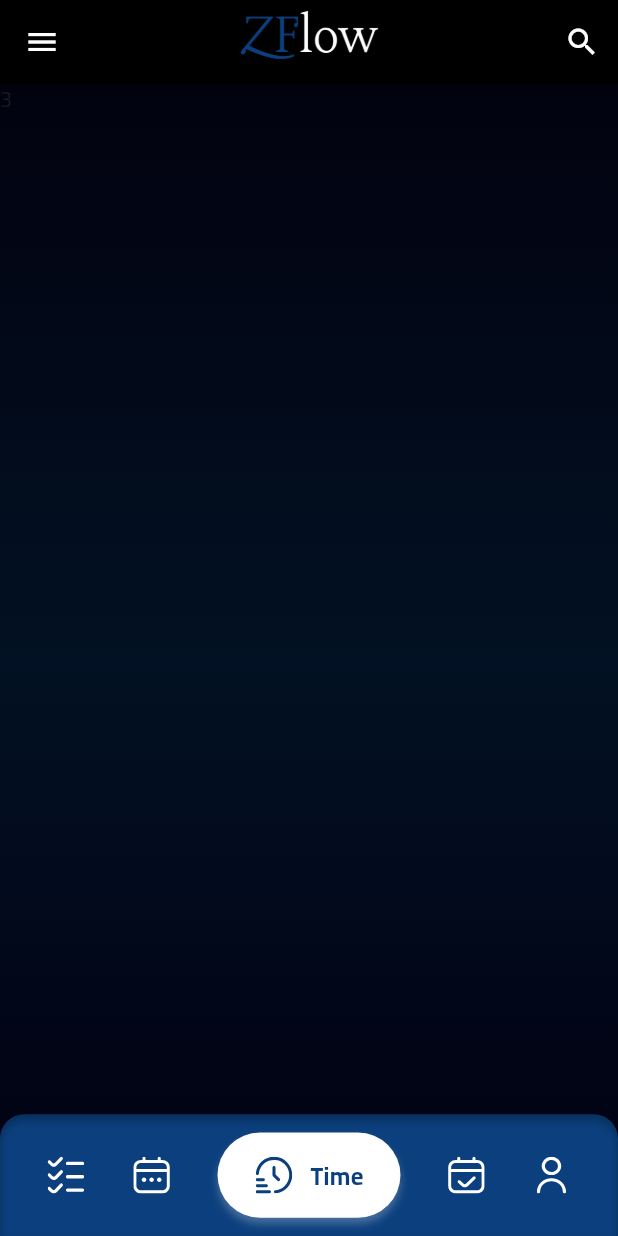
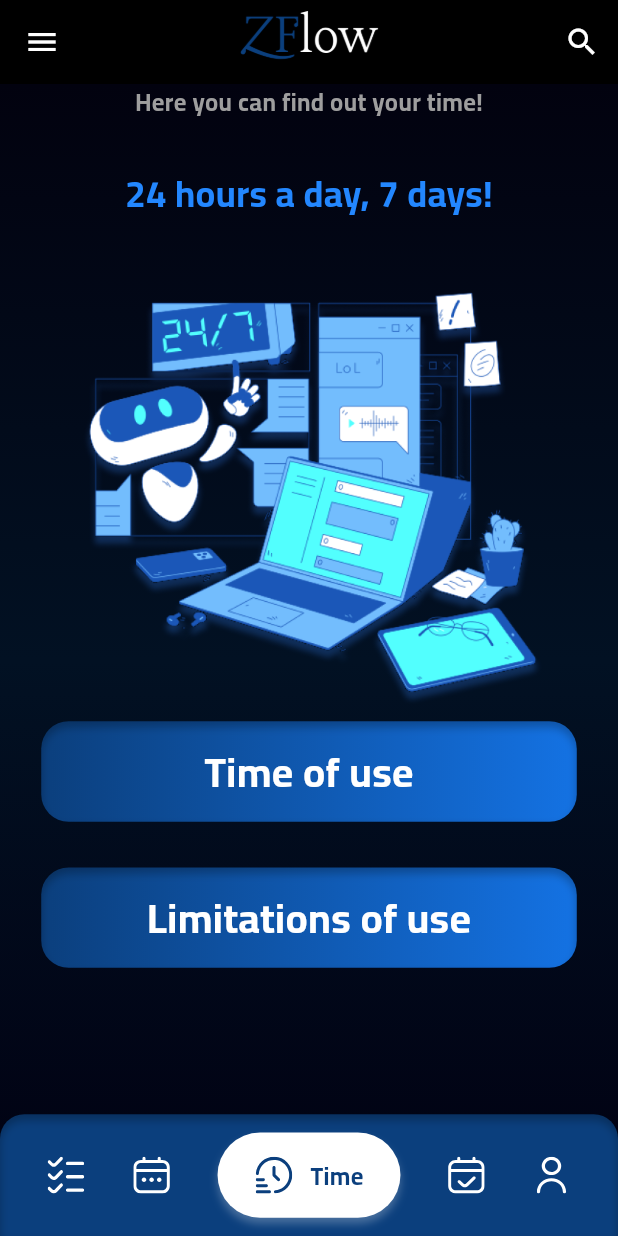
Before and after one commit to EslamElnady0/z_flow_new, a Flutter app: the screen it shows after launch, item 3 of the bottom bar chosen, on a phone screen of 412 x 824 dp. Run offline on Flutter 3.47's test engine with Material 3 defaults, Android fonts, the light colour scheme and no system bars; our stand-ins replace bloc, flutter_bloc, flutter_screenutil, flutter_svg, smooth_page_indicator, table_calendar.

Commit message:
time management body done

```diff
--- a/lib/core/constants/app_texts.dart
+++ b/lib/core/constants/app_texts.dart
@@ -12,4 +12,11 @@ class AppTexts {
   static const String gregorianCalendar = "Gregorian calendar!";
   static const String yourTasksForThatDay = "Your tasks for that day";
   static const String addNewTask = "Add a new task !";
+  static const String hereYouCanFindOutYourTime =
+      "Here you can find out your time!";
+  static const String twentyFourHoursADay7Days = "24 hours a day, 7 days!";
+  static const String yourContinuedUse = "Your continued use.";
+  static const String toSetUsageLimitsForEach = "To set usage limits for each!";
+  static const String timeOfUse = "Time of use";
+  static const String limitationsOfUse = "Limitations of use";
 }
--- a/lib/core/constants/assets.dart
+++ b/lib/core/constants/assets.dart
@@ -1,4 +1,5 @@
 class Assets {
+  ///////////////         images          ///////////////////////
   static const String logo = "assets/images/ZF.png";
   static const String logoAppBar = "assets/images/ZF_AppBar.png";
   static const String logoFullWord = "assets/images/ZFlow.png";
@@ -6,6 +7,9 @@ class Assets {
   static const String secondOnBoarding = "assets/images/secondOnBoarding.png";
   static const String thirdOnBoarding = "assets/images/thirdOnBoarding.png";
   static const String calenderImage = "assets/images/calender_image.png";
+  static const String twentyForSevenBot = "assets/images/twentyForSevenBot.png";
+  static const String continuedUse = "assets/images/continuedUse.png";
+  static const String twentyFourSeven = "assets/images/twentyFourSeven.png";
 
   ////////////////        svgs              ///////////////////////
   static const String tasksIcon = "assets/images/svgs/tasks.svg";
--- a/lib/core/constants/colors.dart
+++ b/lib/core/constants/colors.dart
@@ -2,6 +2,7 @@ import 'package:flutter/material.dart';
 
 class ColorManager {
   static const Color primaryColor = Color(0xff0B3F7D);
+  static const Color primaryColorAccent = Color(0xff2387FF);
 
   static const List<Color> backgroundGradientColors = [
     Color(0xff02020F),
--- a/lib/core/styles/styles.dart
+++ b/lib/core/styles/styles.dart
@@ -12,6 +12,11 @@ class Styles {
     fontSize: 24.sp,
     fontWeight: FontWeight.w600,
     color: Colors.black,
+  );
+  static TextStyle style27W600 = TextStyle(
+    fontSize: 27.sp,
+    fontWeight: FontWeight.w600,
+    color: Colors.white,
   );
   static TextStyle style20W700white = TextStyle(
       fontSize: 20.sp, fontWeight: FontWeight.w600, color: Colors.white);
--- a/lib/core/widgets/custom_button.dart
+++ b/lib/core/widgets/custom_button.dart
@@ -11,6 +11,7 @@ class CustomButton extends StatelessWidget {
   final Color? color;
   final TextStyle? style;
   final double? raduis;
+  final double? height;
   final List<BoxShadow>? boxShadow;
   final Border? border;
   final EdgeInsetsGeometry? margin;
@@ -27,6 +28,7 @@ class CustomButton extends StatelessWidget {
     this.boxShadow,
     this.margin,
     this.gradient,
+    this.height,
   });
 
   @override
@@ -43,7 +45,7 @@ class CustomButton extends StatelessWidget {
         child: Container(
           width: double.infinity,
           margin: margin,
-          height: 55.h,
+          height: height ?? 55.h,
           decoration: BoxDecoration(
               gradient: gradient,
               color: color ?? ColorManager.primaryColor,
--- a/lib/features/home/presentation/views/widgets/home_view_body.dart
+++ b/lib/features/home/presentation/views/widgets/home_view_body.dart
@@ -2,6 +2,7 @@ import 'package:flutter/material.dart';
 import 'package:flutter_bloc/flutter_bloc.dart';
 import 'package:z_flow/features/home/presentation/ui%20cubits/cubit/bottom_nav_bar_cubit.dart';
 import 'package:z_flow/features/home/presentation/views/widgets/calender_body.dart';
+import 'package:z_flow/features/home/presentation/views/widgets/time_management_body.dart';
 import 'tasks_body.dart';
 
 class HomeViewBody extends StatelessWidget {
@@ -17,7 +18,7 @@ class HomeViewBody extends StatelessWidget {
           case 1:
             return const CalenderBody();
           case 2:
-            return const Text("3");
+            return const TimeManagementBody();
           case 3:
             return const Text("4");
           case 4:
--- /dev/null
+++ b/lib/features/home/presentation/views/widgets/image_switcher.dart
@@ -0,0 +1,56 @@
+import 'dart:async';
+
+import 'package:flutter/material.dart';
+import 'package:flutter_screenutil/flutter_screenutil.dart';
+import 'package:z_flow/core/constants/assets.dart';
+
+class ImageSwitcher extends StatefulWidget {
+  const ImageSwitcher({super.key});
+
+  @override
+  State<ImageSwitcher> createState() => _ImageSwitcherState();
+}
+
+class _ImageSwitcherState extends State<ImageSwitcher> {
+  List<String> switchingImages = [
+    Assets.twentyForSevenBot,
+    Assets.continuedUse,
+    Assets.twentyFourSeven
+  ];
+  int _currentIndex = 0;
+  late Timer _timer;
+  @override
+  void initState() {
+    super.initState();
+    _timer = Timer.periodic(const Duration(seconds: 2), (timer) {
+      setState(() {
+        _currentIndex = (_currentIndex + 1) % switchingImages.length;
+      });
+    });
+  }
+
+  @override
+  void dispose() {
+    _timer.cancel();
+    super.dispose();
+  }
+
+  @override
+  Widget build(BuildContext context) {
+    return AnimatedSwitcher(
+      duration: const Duration(milliseconds: 300),
+      transitionBuilder: (Widget child, Animation<double> animation) {
+        return FadeTransition(
+          opacity: animation,
+          child: child,
+        );
+      },
+      child: Image.asset(
+        switchingImages[_currentIndex],
+        height: 296.h,
+        key: ValueKey<int>(_currentIndex),
+        fit: BoxFit.cover,
+      ),
+    );
+  }
+}
--- /dev/null
+++ b/lib/features/home/presentation/views/widgets/text_switcher.dart
@@ -0,0 +1,73 @@
+import 'dart:async';
+
+import 'package:flutter/material.dart';
+import 'package:flutter_screenutil/flutter_screenutil.dart';
+import 'package:z_flow/core/constants/app_texts.dart';
+import 'package:z_flow/core/constants/colors.dart';
+import 'package:z_flow/core/styles/styles.dart';
+
+class TextSwitcher extends StatefulWidget {
+  const TextSwitcher({super.key});
+
+  @override
+  State<TextSwitcher> createState() => _TextSwitcherState();
+}
+
+class _TextSwitcherState extends State<TextSwitcher> {
+  List<String> switchingTexts = [
+    AppTexts.twentyFourHoursADay7Days,
+    AppTexts.yourContinuedUse,
+    AppTexts.toSetUsageLimitsForEach
+  ];
+  int _currentIndex = 0;
+  late PageController _pageController;
+  late Timer _timer;
+
+  @override
+  void initState() {
+    super.initState();
+    _pageController = PageController(initialPage: _currentIndex);
+    _timer = Timer.periodic(const Duration(seconds: 2), (timer) {
+      setState(() {
+        if (_currentIndex == switchingTexts.length - 1) {
+          _currentIndex = 0;
+          _pageController.animateToPage(_currentIndex,
+              duration: const Duration(milliseconds: 300),
+              curve: Curves.easeIn);
+        } else {
+          _currentIndex += 1;
+          _pageController.nextPage(
+              duration: const Duration(milliseconds: 300),
+              curve: Curves.easeIn);
+        }
+      });
+    });
+  }
+
+  @override
+  void dispose() {
+    _pageController.dispose();
+    _timer.cancel();
+    super.dispose();
+  }
+
+  @override
+  Widget build(BuildContext context) {
+    return SizedBox(
+      height: 60.h,
+      child: PageView.builder(
+          scrollDirection: Axis.vertical,
+          controller: _pageController,
+          itemCount: switchingTexts.length,
+          itemBuilder: (context, index) {
+            return Center(
+              child: Text(
+                switchingTexts[index],
+                style: Styles.style24W600
+                    .copyWith(color: ColorManager.primaryColorAccent),
+              ),
+            );
+          }),
+    );
+  }
+}
--- /dev/null
+++ b/lib/features/home/presentation/views/widgets/time_management_body.dart
@@ -0,0 +1,53 @@
+import 'package:flutter/material.dart';
+import 'package:flutter_screenutil/flutter_screenutil.dart';
+import 'package:z_flow/core/constants/app_texts.dart';
+import 'package:z_flow/core/constants/constants.dart';
+import 'package:z_flow/core/styles/styles.dart';
+import 'package:z_flow/core/widgets/custom_button.dart';
+import 'package:z_flow/features/home/presentation/views/widgets/image_switcher.dart';
+
+import 'text_switcher.dart';
+
+class TimeManagementBody extends StatelessWidget {
+  const TimeManagementBody({super.key});
+
+  @override
+  Widget build(BuildContext context) {
+    return Padding(
+      padding: EdgeInsets.symmetric(horizontal: 25.w),
+      child: Column(
+        children: [
+          Text(
+            AppTexts.hereYouCanFindOutYourTime,
+            style: Styles.style16W600grey,
+          ),
+          SizedBox(
+            height: 20.h,
+          ),
+          const TextSwitcher(),
+          SizedBox(
+            height: 20.h,
+          ),
+          const ImageSwitcher(),
+          CustomButton(
+            text: AppTexts.timeOfUse,
+            gradient: Constants.customButtonGradient,
+            style: Styles.style27W600,
+            height: 66.h,
+            raduis: 18.r,
+          ),
+          SizedBox(
+            height: 30.h,
+          ),
+          CustomButton(
+            text: AppTexts.limitationsOfUse,
+            gradient: Constants.customButtonGradient,
+            style: Styles.style27W600,
+            height: 66.h,
+            raduis: 18.r,
+          ),
+        ],
+      ),
+    );
+  }
+}
```
Also changed, not shown: assets/images/continuedUse.png (added), assets/images/twentyForSevenBot.png (added), assets/images/twentyFourSeven.png (added).
